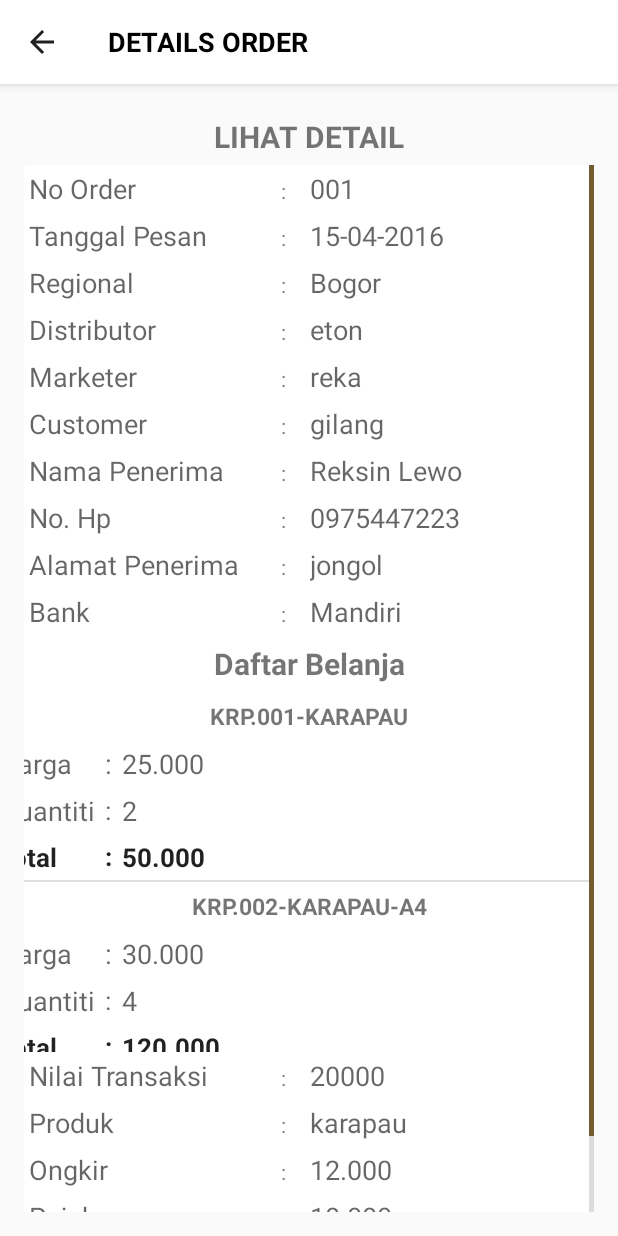
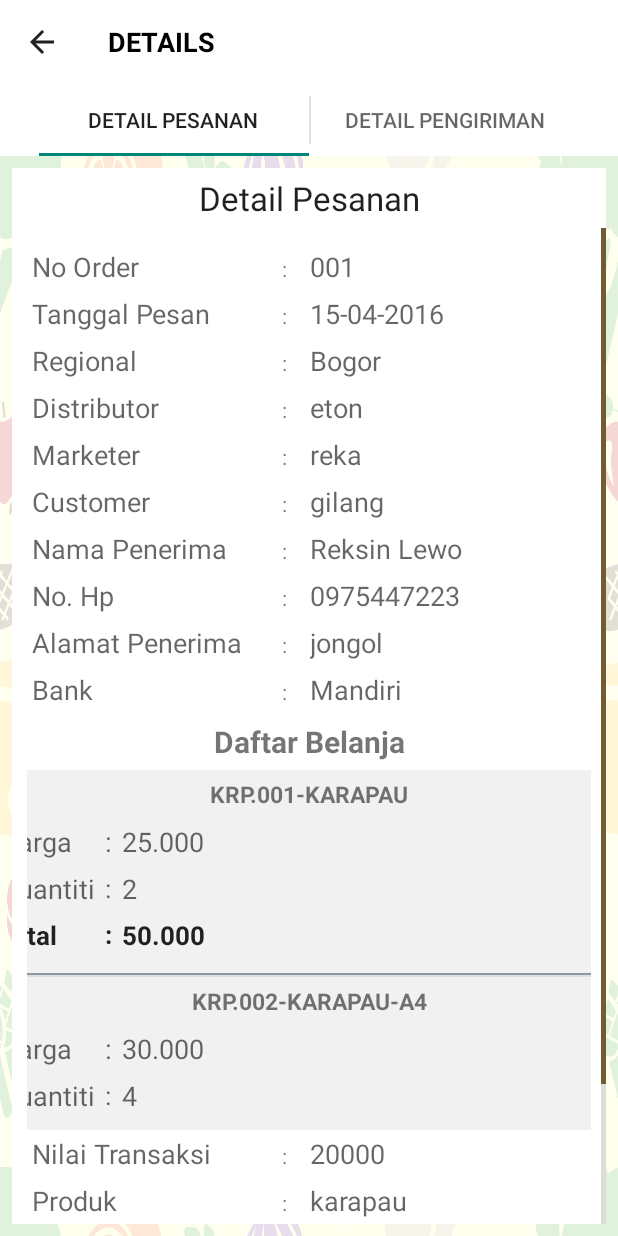
Before and after one commit to kyurifood/aplikasi-marketer, an Android app: the MainActivity screen opened directly, with no data from a screen before it, after a tap on "LIHAT DETAIL", on a phone screen of 412 x 824 dp. Run offline under Robolectric (Android 15) with nearby library versions, the phone set to English and light mode, and no system bars.

Commit message:
update details

```diff
--- a/app/src/main/java/pusat/android/makananbekuenak/com/aplikasi_marketer/adapter/List_item_pesanan.java
+++ b/app/src/main/java/pusat/android/makananbekuenak/com/aplikasi_marketer/adapter/List_item_pesanan.java
@@ -14,9 +14,9 @@ import android.widget.Toast;
 
 import java.util.List;
 
-import pusat.android.makananbekuenak.com.aplikasi_marketer.ui.Lihatdetail;
 import pusat.android.makananbekuenak.com.aplikasi_marketer.R;
 import pusat.android.makananbekuenak.com.aplikasi_marketer.domain.Item_pesanan;
+import pusat.android.makananbekuenak.com.aplikasi_marketer.ui.Details;
 
 /**
  * Created by opaw on 3/30/16.
@@ -25,7 +25,7 @@ import pusat.android.makananbekuenak.com.aplikasi_marketer.domain.Item_pesanan;
 public class List_item_pesanan extends BaseAdapter {
 
     String var_nama, var_tanggal, var_kode, var_bank, var_nominal, var_regional, var_distributor, var_marketer,
-            var_costomer, var_nohp, var_alamatpenerima, var_produk, var_ongkir, var_pajak;
+            var_costomer, var_nohp, var_alamatpenerima, var_produk, var_ongkir, var_pajak, var_resi, var_pengirim, var_tgl;
 
     public Context context;
     private List<Item_pesanan> items;
@@ -100,10 +100,12 @@ public class List_item_pesanan extends BaseAdapter {
                 var_produk = String.valueOf(item.getProduk());
                 var_ongkir = String.valueOf(item.getOngkir());
                 var_pajak = String.valueOf(item.getPajak());
-
+                var_tgl = String.valueOf(item.getTglTerima());
+                var_resi = String.valueOf(item.getResi());
+                var_pengirim = String.valueOf(item.getPengirim());
 
                 Intent i = null;
-                i = new Intent(context, Lihatdetail.class);
+                i = new Intent(context, Details.class);
                 Bundle b = new Bundle();
 
                 b.putString("panggil_nama", var_nama);
@@ -120,6 +122,9 @@ public class List_item_pesanan extends BaseAdapter {
                 b.putString("panggil_produk", var_produk);
                 b.putString("panggil_ongkir", var_ongkir);
                 b.putString("panggil_pajak", var_pajak);
+                b.putString("panggil_resi", var_resi);
+                b.putString("panggil_tgl", var_tgl);
+                b.putString("panggil_pengirim", var_pengirim);
                 i.putExtras(b);
                 context.startActivity(i);
             }
--- a/app/src/main/java/pusat/android/makananbekuenak/com/aplikasi_marketer/domain/Item_pesanan.java
+++ b/app/src/main/java/pusat/android/makananbekuenak/com/aplikasi_marketer/domain/Item_pesanan.java
@@ -21,6 +21,42 @@ public class Item_pesanan {
     private String produk;
     private String ongkir;
     private String pajak;
+    private String pengirim;
+    private String nmPenerima;
+    private String tglTerima;
+    private String resi;
+
+    public String getResi() {
+        return resi;
+    }
+
+    public void setResi(String resi) {
+        this.resi = resi;
+    }
+
+    public String getPengirim() {
+        return pengirim;
+    }
+
+    public void setPengirim(String pengirim) {
+        this.pengirim = pengirim;
+    }
+
+    public String getNmPenerima() {
+        return nmPenerima;
+    }
+
+    public void setNmPenerima(String nmPenerima) {
+        this.nmPenerima = nmPenerima;
+    }
+
+    public String getTglTerima() {
+        return tglTerima;
+    }
+
+    public void setTglTerima(String tglTerima) {
+        this.tglTerima = tglTerima;
+    }
 
     public String getRegional() {
         return regional;
--- /dev/null
+++ b/app/src/main/java/pusat/android/makananbekuenak/com/aplikasi_marketer/ui/DetailPengiriman.java
@@ -0,0 +1,41 @@
+package pusat.android.makananbekuenak.com.aplikasi_marketer.ui;
+
+import android.os.Bundle;
+import android.support.v4.app.Fragment;
+import android.view.LayoutInflater;
+import android.view.View;
+import android.view.ViewGroup;
+import android.widget.EditText;
+
+import pusat.android.makananbekuenak.com.aplikasi_marketer.R;
+import pusat.android.makananbekuenak.com.aplikasi_marketer.domain.Item_pesanan;
+
+public class DetailPengiriman extends Fragment {
+
+	String get_resi, get_pengirim, get_namapenerima, get_tgl;
+	private Item_pesanan item_pesanan;
+
+	@Override
+	public View onCreateView(LayoutInflater inflater, ViewGroup container, Bundle savedInstanceState) {
+		View preview = inflater.inflate(R.layout.detail_pengiriman, container, false);
+
+		EditText pengirim = (EditText) preview.findViewById(R.id.pengiriman);
+		EditText Noresi = (EditText) preview.findViewById(R.id.no_resi);
+		EditText penerima = (EditText) preview.findViewById(R.id.penerima);
+		EditText tgl = (EditText) preview.findViewById(R.id.tgl_penerima);
+
+		Bundle bb = getActivity().getIntent().getExtras();
+
+		get_resi = bb.getString("panggil_resi");
+		get_pengirim = bb.getString("panggil_pengirim");
+		get_namapenerima = bb.getString("panggil_nama");
+		get_tgl = bb.getString("panggil_tgl");
+
+		pengirim.setText("" + get_pengirim);
+		Noresi.setText("" + get_resi);
+		penerima.setText("" + get_namapenerima);
+		tgl.setText("" + get_tgl);
+
+	    return preview;
+	}
+}
--- a/app/src/main/java/pusat/android/makananbekuenak/com/aplikasi_marketer/ui/Lihatdetail.java
+++ b/app/src/main/java/pusat/android/makananbekuenak/com/aplikasi_marketer/ui/DetailPesanan.java
@@ -1,7 +1,9 @@
 package pusat.android.makananbekuenak.com.aplikasi_marketer.ui;
 
 import android.os.Bundle;
+import android.support.v4.app.Fragment;
 import android.support.v7.app.AppCompatActivity;
+import android.view.LayoutInflater;
 import android.view.MotionEvent;
 import android.view.View;
 import android.view.ViewGroup;
@@ -19,7 +21,7 @@ import pusat.android.makananbekuenak.com.aplikasi_marketer.domain.Item_lihat_det
  * Created by rinaldy on 25/04/16.
  */
 
-public class Lihatdetail extends AppCompatActivity {
+public class DetailPesanan extends Fragment {
 
     String get_nama, get_bank, get_kode, get_tanggal, get_nominal, get_regional, get_distributor, get_marketer,
             get_costomer, get_nohp, get_alamatpenerima, get_produk, get_ongkir, get_pajak;
@@ -29,29 +31,26 @@ public class Lihatdetail extends AppCompatActivity {
     ListItemDaftarBelanja adapter;
 
     @Override
-    public void onCreate(Bundle savedInstanceState) {
-        super.onCreate(savedInstanceState);
-        setContentView(R.layout.lihat_detail_tmpl);
+    public View onCreateView(LayoutInflater inflater, ViewGroup container, Bundle savedInstanceState) {
+        View preview = inflater.inflate(R.layout.lihat_detail_tmpl, container, false);
 
-        getSupportActionBar().setTitle("Details Order");
-
-        TextView nama = (TextView) findViewById(R.id.nama_penerima);
-        TextView bank = (TextView) findViewById(R.id.bank);
-        TextView kode = (TextView) findViewById(R.id.no_order);
-        TextView tanggal = (TextView) findViewById(R.id.tanggal_pesan);
-        TextView nilai_transaksi = (TextView) findViewById(R.id.nilai_transaksi);
-        TextView regional = (TextView) findViewById(R.id.regional);
-        TextView distributor = (TextView) findViewById(R.id.distributor);
-        TextView marketer = (TextView) findViewById(R.id.marketer);
-        TextView customer = (TextView) findViewById(R.id.costumer);
-        TextView nohp = (TextView) findViewById(R.id.hp_penerima);
-        TextView alamat = (TextView) findViewById(R.id.alamat_penerima);
-        TextView produk = (TextView) findViewById(R.id.produk);
-        TextView ongkir = (TextView) findViewById(R.id.ongkir);
-        TextView pajak = (TextView) findViewById(R.id.pajak);
+        TextView nama = (TextView) preview.findViewById(R.id.nama_penerima);
+        TextView bank = (TextView) preview.findViewById(R.id.bank);
+        TextView kode = (TextView) preview.findViewById(R.id.no_order);
+        TextView tanggal = (TextView) preview.findViewById(R.id.tanggal_pesan);
+        TextView nilai_transaksi = (TextView) preview.findViewById(R.id.nilai_transaksi);
+        TextView regional = (TextView) preview.findViewById(R.id.regional);
+        TextView distributor = (TextView) preview.findViewById(R.id.distributor);
+        TextView marketer = (TextView) preview.findViewById(R.id.marketer);
+        TextView customer = (TextView) preview.findViewById(R.id.costumer);
+        TextView nohp = (TextView) preview.findViewById(R.id.hp_penerima);
+        TextView alamat = (TextView) preview.findViewById(R.id.alamat_penerima);
+        TextView produk = (TextView) preview.findViewById(R.id.produk);
+        TextView ongkir = (TextView) preview.findViewById(R.id.ongkir);
+        TextView pajak = (TextView) preview.findViewById(R.id.pajak);
 
 
-        Bundle b = getIntent().getExtras();
+        Bundle b = getActivity().getIntent().getExtras();
         get_nama = b.getString("panggil_nama");
         get_bank = b.getString("panggil_bank");
         get_kode = b.getString("panggil_kode");
@@ -108,7 +107,7 @@ public class Lihatdetail extends AppCompatActivity {
         items.add(daftar3);
 
 
-        lvItem = (ListView) findViewById(R.id.lv_detail);
+        lvItem = (ListView) preview.findViewById(R.id.lv_detail);
 
         ViewGroup.LayoutParams listViewParams = (ViewGroup.LayoutParams)
 
@@ -125,8 +124,11 @@ public class Lihatdetail extends AppCompatActivity {
 
         lvItem.requestLayout();
 
-        adapter = new ListItemDaftarBelanja(Lihatdetail.this, items);
+        adapter = new ListItemDaftarBelanja(getActivity(), items);
         lvItem.setAdapter(adapter);
+
+
+        return preview;
     }
 
 }
--- /dev/null
+++ b/app/src/main/java/pusat/android/makananbekuenak/com/aplikasi_marketer/ui/Details.java
@@ -0,0 +1,98 @@
+package pusat.android.makananbekuenak.com.aplikasi_marketer.ui;
+
+import android.support.v4.app.Fragment;
+import android.support.v4.app.FragmentManager;
+import android.support.v4.app.FragmentPagerAdapter;
+import android.support.v4.view.ViewPager;
+import android.support.v7.app.AppCompatActivity;
+import android.os.Bundle;
+
+import java.util.Locale;
+
+import pusat.android.makananbekuenak.com.aplikasi_marketer.R;
+
+public class Details extends AppCompatActivity implements android.support.v7.app.ActionBar.TabListener {
+
+    SectionsPagerAdapter mSectionsPagerAdapter;
+
+    ViewPager mViewPager;
+
+    @Override
+    protected void onCreate(Bundle savedInstanceState) {
+        super.onCreate(savedInstanceState);
+        setContentView(R.layout.activity_details);
+
+        getSupportActionBar().setTitle("Details");
+
+        final android.support.v7.app.ActionBar actionBar = getSupportActionBar();
+        actionBar.setNavigationMode(android.support.v7.app.ActionBar.NAVIGATION_MODE_TABS);
+
+        mSectionsPagerAdapter = new SectionsPagerAdapter(getSupportFragmentManager());
+        mViewPager = (ViewPager) findViewById(R.id.pager);
+        mViewPager.setAdapter(mSectionsPagerAdapter);
+        mViewPager.setOnPageChangeListener(new ViewPager.SimpleOnPageChangeListener() {
+            @Override
+            public void onPageSelected(int position) {
+                actionBar.setSelectedNavigationItem(position);
+            }
+        });
+
+        for (int i = 0; i < mSectionsPagerAdapter.getCount(); i++) {
+            actionBar.addTab(actionBar.newTab().setText(mSectionsPagerAdapter.getPageTitle(i)).setTabListener(this));
+
+        }
+    }
+
+    @Override
+    public void onTabSelected(android.support.v7.app.ActionBar.Tab tab, android.support.v4.app.FragmentTransaction fragmentTransaction) {
+
+        mViewPager.setCurrentItem(tab.getPosition());
+    }
+
+    @Override
+    public void onTabUnselected(android.support.v7.app.ActionBar.Tab tab, android.support.v4.app.FragmentTransaction fragmentTransaction) {
+
+    }
+
+    @Override
+    public void onTabReselected(android.support.v7.app.ActionBar.Tab tab, android.support.v4.app.FragmentTransaction fragmentTransaction) {
+
+    }
+    public class SectionsPagerAdapter extends FragmentPagerAdapter {
+
+        public SectionsPagerAdapter(FragmentManager fm) {
+            super(fm);
+        }
+
+        @Override
+        public Fragment getItem(int position) {
+            Fragment fragment = null;
+            switch(position){
+                case 0:
+                    fragment = new DetailPesanan();
+                    break;
+                case 1:
+                    fragment = new DetailPengiriman();
+            }
+            return fragment;
+        }
+
+        @Override
+        public int getCount() {
+            return 2;
+        }
+
+        @Override
+        public CharSequence getPageTitle(int position) {
+            Locale l = Locale.getDefault();
+            switch (position) {
+                case 0:
+                    return getString(R.string.title_section1).toUpperCase(l);
+                case 1:
+                    return getString(R.string.title_section2).toUpperCase(l);
+            }
+            return null;
+        }
+    }
+
+}
--- a/app/src/main/java/pusat/android/makananbekuenak/com/aplikasi_marketer/ui/MainActivity.java
+++ b/app/src/main/java/pusat/android/makananbekuenak/com/aplikasi_marketer/ui/MainActivity.java
@@ -39,6 +39,9 @@ public class MainActivity extends AppCompatActivity {
         item1.setOngkir("12.000");
         item1.setPajak("10.000");
         item1.setNominal("20000");
+        item1.setResi("87832444509");
+        item1.setTglTerima("April,4 2016");
+        item1.setPengirim("TIKI");
 
 
         Item_pesanan item2 = new Item_pesanan();
@@ -56,6 +59,9 @@ public class MainActivity extends AppCompatActivity {
         item2.setOngkir("13.000");
         item2.setPajak("12.000");
         item2.setNominal("26000");
+        item2.setResi("01234567890");
+        item2.setTglTerima("Maret,10 2016");
+        item2.setPengirim("JNE");
 
         Item_pesanan item3 = new Item_pesanan();
         item3.setNo_order("003");
@@ -72,6 +78,9 @@ public class MainActivity extends AppCompatActivity {
         item3.setOngkir("10.000");
         item3.setPajak("9.000");
         item3.setNominal("32000");
+        item3.setResi("76343487784");
+        item3.setTglTerima("Juni,15 2016");
+        item3.setPengirim("TIKI");
 
         items.add(item1);
         items.add(item2);
--- /dev/null
+++ b/app/src/main/res/drawable/rounded_snape.xml
@@ -0,0 +1,14 @@
+<?xml version="1.0" encoding="utf-8"?>
+<shape xmlns:android="http://schemas.android.com/apk/res/android"
+    android:shape="rectangle" >
+
+    <solid android:color="@color/switch_thumb_normal_material_light" />
+
+    <corners
+        android:bottomLeftRadius="3dp"
+        android:bottomRightRadius="3dp"
+        android:topLeftRadius="3dp"
+        android:topRightRadius="3dp" />
+
+    <stroke android:dashGap="@dimen/stroke"/>
+</shape>
--- /dev/null
+++ b/app/src/main/res/layout/activity_details.xml
@@ -0,0 +1,6 @@
+<android.support.v4.view.ViewPager
+    xmlns:android="http://schemas.android.com/apk/res/android"
+    android:id="@+id/pager"
+    android:layout_width="match_parent"
+    android:layout_height="match_parent"
+    android:background="@drawable/bgkyuri"/>
--- a/app/src/main/res/layout/activity_main.xml
+++ b/app/src/main/res/layout/activity_main.xml
@@ -1,7 +1,8 @@
 <LinearLayout xmlns:android="http://schemas.android.com/apk/res/android"
     xmlns:tools="http://schemas.android.com/tools"
     style="@style/DefaultLayout"
-    tools:context=".ui.MainActivity">
+    tools:context=".ui.MainActivity"
+    android:background="@drawable/bgkyuri">
 
     <ListView style="@style/LayoutMatchParent"
         android:dividerHeight="@dimen/component_padding_margin"
--- a/app/src/main/res/layout/daftar_belanja_lihat_detail.xml
+++ b/app/src/main/res/layout/daftar_belanja_lihat_detail.xml
@@ -3,7 +3,7 @@
     android:orientation="vertical"
     android:layout_width="match_parent"
     android:layout_height="match_parent"
-    android:background="@color/putih">
+    android:background="@drawable/rounded_snape">
 
     <TextView
         android:layout_height="wrap_content"
@@ -122,5 +122,8 @@
 
     </LinearLayout>
 
+    <View
+        style="@style/HorizontalDivider"
+        android:layout_marginTop="10dp"/>
 
 </LinearLayout>
--- a/app/src/main/res/layout/lihat_detail.xml
+++ b/app/src/main/res/layout/lihat_detail.xml
@@ -3,6 +3,7 @@
     android:orientation="vertical"
     android:layout_width="match_parent"
     android:layout_height="match_parent"
+    android:padding="10dp"
     android:background="@drawable/panel_bg">
 
     <LinearLayout
--- a/app/src/main/res/layout/lihat_detail_tmpl.xml
+++ b/app/src/main/res/layout/lihat_detail_tmpl.xml
@@ -2,24 +2,21 @@
 <RelativeLayout xmlns:android="http://schemas.android.com/apk/res/android"
     android:layout_width="match_parent"
     android:layout_height="match_parent"
-    android:paddingLeft="@dimen/activity_horizontal_margin"
-    android:paddingRight="@dimen/activity_horizontal_margin"
-    android:paddingTop="@dimen/activity_vertical_margin"
-    android:paddingBottom="@dimen/activity_vertical_margin"
+    android:padding="8dp"
     android:weightSum="1">
 
     <LinearLayout
         android:layout_width="match_parent"
         android:layout_height="wrap_content"
-        android:id="@+id/linearLayout">
+        android:id="@+id/linearLayout"
+        android:background="@color/white">
         <TextView
             android:layout_height="wrap_content"
-            android:text="LIHAT DETAIL"
+            android:text="Detail Pesanan"
             android:layout_width="fill_parent"
             android:padding="5dp"
             android:gravity="center_horizontal"
-            android:textStyle="bold"
-            android:textSize="20sp">
+            android:textAppearance="?android:attr/textAppearanceLarge">
         </TextView>
     </LinearLayout>
 
--- a/app/src/main/res/layout/menu_pengaturan.xml
+++ b/app/src/main/res/layout/menu_pengaturan.xml
@@ -3,7 +3,8 @@
     android:orientation="vertical"
     android:layout_width="match_parent"
     android:layout_height="match_parent"
-    android:gravity="center">
+    android:gravity="center"
+    android:background="@drawable/bgkyuri">
 
     <LinearLayout
         android:layout_width="match_parent"
--- a/app/src/main/res/layout/menu_pesanan.xml
+++ b/app/src/main/res/layout/menu_pesanan.xml
@@ -3,7 +3,8 @@
     android:orientation="vertical"
     android:layout_width="match_parent"
     android:layout_height="match_parent"
-    android:gravity="center">
+    android:gravity="center"
+    android:background="@drawable/bgkyuri">
 
     <LinearLayout
         android:layout_width="match_parent"
--- a/app/src/main/res/values/dimens.xml
+++ b/app/src/main/res/values/dimens.xml
@@ -21,7 +21,6 @@
     <!--batas-->
 
 
-
     <dimen name="line_width">1dp</dimen>
 
 </resources>
--- a/app/src/main/res/values/strings.xml
+++ b/app/src/main/res/values/strings.xml
@@ -82,4 +82,7 @@
         <item>@string/prok30</item>
 
     </string-array>
+
+    <string name="title_section1">Detail Pesanan</string>
+    <string name="title_section2">Detail Pengiriman</string>
 </resources>
--- a/app/src/main/res/values/theme.xml
+++ b/app/src/main/res/values/theme.xml
@@ -2,6 +2,7 @@
 
     <style name="CustomActionBarTheme" parent="Theme.AppCompat.Light">
         <item name="actionBarStyle">@style/MyActionBar</item>
+        <item name="colorPrimary">@color/white</item>
     </style>
 
     <style name="MyActionBar" parent="@style/Widget.AppCompat.Light.ActionBar.Solid.Inverse">
```
Also changed, not shown: app/src/main/AndroidManifest.xml (+61 -59 lines), app/src/main/res/layout/activity_produk_main.xml (+5 -2 lines), app/src/main/res/layout/detail_pengiriman.xml (added, +159 -0 lines).
